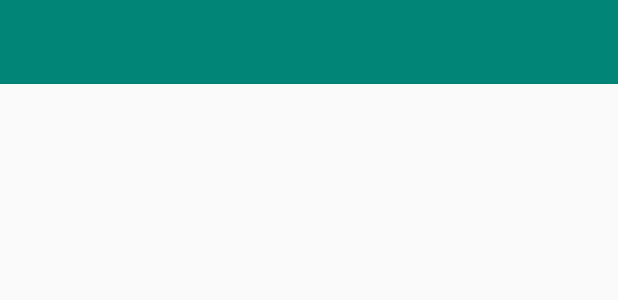
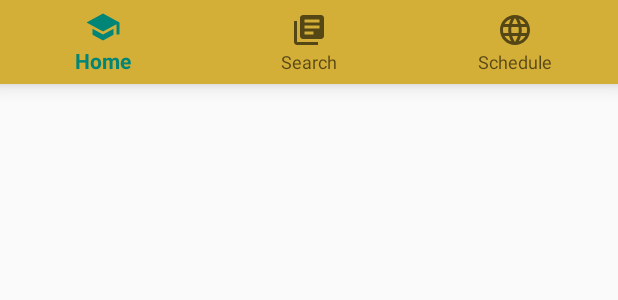
Before and after one commit to Hugsim/DATX02-20-11, an Android app: the layout fragment_navigation.xml on its own in the app's theme, with its tools: preview values and no code run, on a phone screen of 412 x 824 dp. Shown: the top 300 px of the screen. Run offline under Robolectric (Android 15) with nearby library versions, the phone set to English and light mode, and no system bars.

Commit message:
add bottom navigation bar
3 different icons that lead to different pages

```diff
--- a/SmartLearning/app/build.gradle
+++ b/SmartLearning/app/build.gradle
@@ -25,6 +25,7 @@ android {
 }
 
 dependencies {
+    implementation 'com.android.support:design:28.0.0'
     implementation fileTree(dir: 'libs', include: ['*.jar'])
     implementation 'androidx.appcompat:appcompat:1.1.0'
     implementation 'androidx.constraintlayout:constraintlayout:1.1.3'
@@ -33,6 +34,8 @@ dependencies {
     androidTestImplementation 'androidx.test.espresso:espresso-core:3.2.0'
     implementation files('libs/jpgf.jar')
 
+    implementation 'android.arch.navigation:navigation-fragment:1.0.0'
+    implementation 'android.arch.navigation:navigation-ui:1.0.0'
     implementation 'com.android.support:appcompat-v7:28.0.0'
     implementation 'com.android.support:support-media-compat:28.0.0'
     implementation 'com.android.support:support-v4:28.0.0'
@@ -44,6 +47,7 @@ dependencies {
     androidTestImplementation 'com.android.support.test.espresso:espresso-core:3.0.2'
     compileOnly 'org.projectlombok:lombok:1.18.2'
     annotationProcessor 'org.projectlombok:lombok:1.18.2'
-    implementation 'com.android.support:design:28.0.0'
     implementation 'com.google.code.gson:gson:2.8.5'
+    implementation 'com.google.android.material:material:1.1.0'
+
 }
--- a/SmartLearning/app/src/main/java/org/grammaticalframework/ViewModel/BaseViewModel.java
+++ b/SmartLearning/app/src/main/java/org/grammaticalframework/ViewModel/BaseViewModel.java
@@ -4,7 +4,7 @@ import org.grammaticalframework.SmartLearning;
 
 import androidx.lifecycle.ViewModel;
 
-public class BaseViewModel extends ViewModel {
+public abstract class BaseViewModel extends ViewModel {
 
     private final static SmartLearning model = new SmartLearning();
 
--- a/SmartLearning/app/src/main/res/layout/fragment_navigation.xml
+++ b/SmartLearning/app/src/main/res/layout/fragment_navigation.xml
@@ -1,11 +1,11 @@
 <?xml version="1.0" encoding="utf-8"?>
-    <androidx.constraintlayout.widget.ConstraintLayout
+    <com.google.android.material.bottomnavigation.BottomNavigationView
         xmlns:android="http://schemas.android.com/apk/res/android"
             xmlns:app="http://schemas.android.com/apk/res-auto"
             android:id="@+id/navigation"
             android:layout_width="match_parent"
             android:layout_height="56dp"
             android:layout_alignParentBottom="true"
-        android:background="@color/colorPrimary"
+            android:background="@color/Gold"
             app:theme="@style/ThemeOverlay.AppCompat.navTheme"
             app:menu="@menu/navigation"/>
```
Also changed, not shown: SmartLearning/app/src/main/java/org/grammaticalframework/View/NavigationFragment.java (+15 -0 lines), SmartLearning/app/src/main/res/values/colors.xml (+7 -0 lines). Lines whose indentation alone changed are shown as unchanged.
